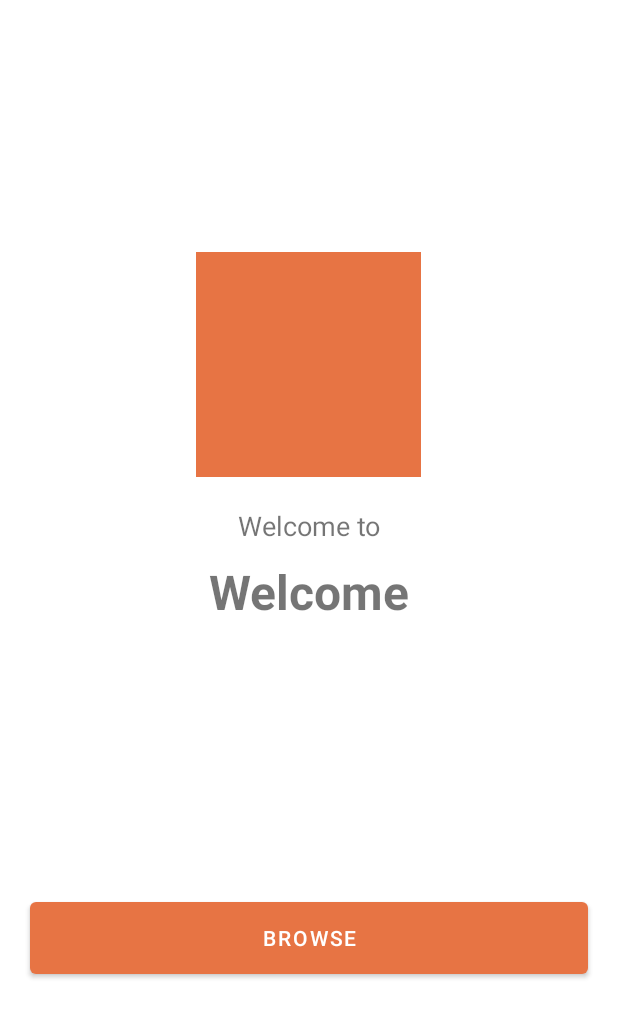
After one commit to shopemaa/ShopemaaAndroidStorefront, an Android app: the StoreActivity screen opened directly, with no data from a screen before it, on a phone screen of 412 x 824 dp. The commit adds this screen. Shown: the top 1018 px of the screen. Run offline under Robolectric (Android 15) with nearby library versions, the phone set to English and light mode, and no system bars; libraries missing offline, so code that uses them is left out: cn.pedant, com.arellomobile.mvp; pictures from the network do not load; 3 statements that could not run were skipped.

Commit message:
- added store view

```diff
--- a/app/src/main/AndroidManifest.xml
+++ b/app/src/main/AndroidManifest.xml
@@ -14,6 +14,9 @@
         android:supportsRtl="true"
         android:theme="@style/Theme.ShopemaaAndroidStorefront"
         tools:replace="android:icon">
+        <activity
+            android:name=".ui.activities.StoreActivity"
+            android:exported="false" />
 
         <meta-data
             android:name="com.google.android.gms.vision.DEPENDENCIES"
--- a/app/src/main/java/com/shopemaa/android/storefront/ui/activities/SplashActivity.kt
+++ b/app/src/main/java/com/shopemaa/android/storefront/ui/activities/SplashActivity.kt
@@ -21,7 +21,7 @@ class SplashActivity : BaseActivity() {
             return
         }
 
-        startActivity(Intent(this, HomeActivity::class.java))
+        startActivity(Intent(this, StoreActivity::class.java))
         finish()
     }
 }
--- /dev/null
+++ b/app/src/main/java/com/shopemaa/android/storefront/ui/activities/StoreActivity.kt
@@ -0,0 +1,61 @@
+package com.shopemaa.android.storefront.ui.activities
+
+import android.content.Intent
+import android.os.Bundle
+import android.widget.ImageView
+import android.widget.TextView
+import androidx.lifecycle.lifecycleScope
+import cn.pedant.SweetAlert.SweetAlertDialog
+import com.arellomobile.mvp.presenter.InjectPresenter
+import com.bumptech.glide.Glide
+import com.google.android.material.button.MaterialButton
+import com.shopemaa.android.storefront.R
+import com.shopemaa.android.storefront.api.graphql.StoreBySecretQuery
+import com.shopemaa.android.storefront.errors.ApiError
+import com.shopemaa.android.storefront.ui.presenters.StorePresenter
+import com.shopemaa.android.storefront.ui.views.StoreView
+import kotlinx.coroutines.launch
+
+class StoreActivity : BaseActivity(), StoreView {
+    private lateinit var storeLogo: ImageView
+    private lateinit var storeName: TextView
+    private lateinit var storeBrowseBtn: MaterialButton
+
+    private lateinit var alertDialog: SweetAlertDialog
+
+    @InjectPresenter
+    lateinit var presenter: StorePresenter
+
+    override fun onCreate(savedInstanceState: Bundle?) {
+        super.onCreate(savedInstanceState)
+        setContentView(R.layout.activity_store)
+
+        storeLogo = findViewById(R.id.store_logo)
+        storeName = findViewById(R.id.store_name)
+        storeBrowseBtn = findViewById(R.id.store_browse_btn)
+        storeBrowseBtn.setOnClickListener {
+            startActivity(Intent(applicationContext, HomeActivity::class.java))
+            finish()
+        }
+
+        alertDialog = createLoader(this, "Loading...")
+
+        lifecycleScope.launch {
+            presenter.requestStore(applicationContext)
+        }
+    }
+
+    override fun onStoreSuccess(store: StoreBySecretQuery.StoreBySecret) {
+        alertDialog.dismiss()
+
+        Glide.with(this).load(store.logo).into(storeLogo)
+
+        storeName.text = store.name
+    }
+
+    override fun onStoreFailure(err: ApiError) {
+        alertDialog.dismiss()
+        startActivity(Intent(applicationContext, SplashActivity::class.java))
+        finish()
+    }
+}
--- /dev/null
+++ b/app/src/main/res/layout/activity_store.xml
@@ -0,0 +1,47 @@
+<?xml version="1.0" encoding="utf-8"?>
+<RelativeLayout xmlns:android="http://schemas.android.com/apk/res/android"
+    xmlns:tools="http://schemas.android.com/tools"
+    android:layout_width="match_parent"
+    android:layout_height="match_parent"
+    android:layout_gravity="center"
+    android:gravity="center"
+    tools:context=".ui.activities.StoreActivity">
+
+    <ImageView
+        android:id="@+id/store_logo"
+        android:layout_width="150dp"
+        android:layout_height="150dp"
+        android:layout_centerInParent="true"
+        android:src="@color/primary" />
+
+    <TextView
+        android:id="@+id/store_welcome"
+        android:layout_width="match_parent"
+        android:layout_height="wrap_content"
+        android:layout_below="@id/store_logo"
+        android:layout_marginTop="20dp"
+        android:gravity="center"
+        android:text="Welcome to"
+        android:textSize="18sp" />
+
+    <TextView
+        android:id="@+id/store_name"
+        android:layout_width="match_parent"
+        android:layout_height="wrap_content"
+        android:layout_below="@id/store_welcome"
+        android:layout_marginTop="10dp"
+        android:gravity="center"
+        android:text="Welcome"
+        android:textSize="32sp"
+        android:textStyle="bold" />
+
+    <com.google.android.material.button.MaterialButton
+        android:id="@+id/store_browse_btn"
+        android:layout_width="match_parent"
+        android:layout_height="60dp"
+        android:layout_alignParentBottom="true"
+        android:layout_marginLeft="20dp"
+        android:layout_marginRight="20dp"
+        android:text="Browse" />
+
+</RelativeLayout>
--- a/app/src/main/res/values/strings.xml
+++ b/app/src/main/res/values/strings.xml
@@ -1,5 +1,5 @@
 <resources>
-    <string name="app_name">ShopemaaAndroidStorefront</string>
+    <string name="app_name">Shopemaa Storefront</string>
     <string name="home_hint">Home</string>
     <string name="orders_hint">Orders</string>
     <string name="customer_profile_hint">Profile</string>
```
Also changed, not shown: app/src/main/java/com/shopemaa/android/storefront/ui/presenters/StorePresenter.kt (added, +37 -0 lines), app/src/main/java/com/shopemaa/android/storefront/ui/views/StoreView.kt (added, +10 -0 lines), 1 other file.
